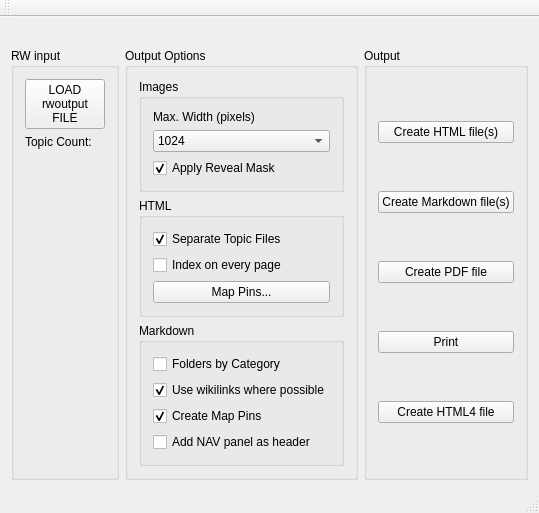
First picture: the form in mainwindow.ui, repository farling42/RWoutput, before the edit.
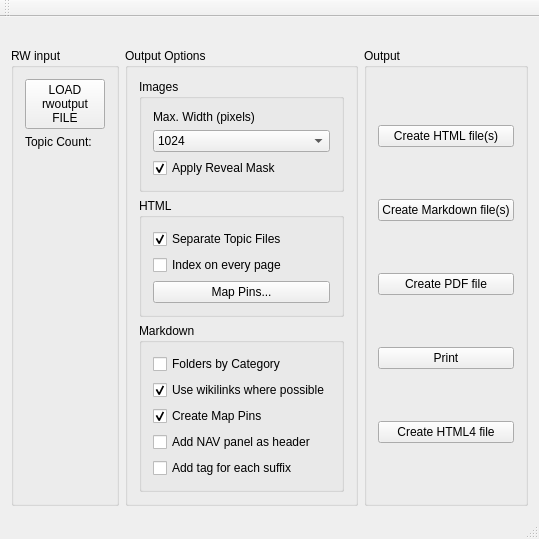
Second picture: the form after the edit. Icons and pictures are not drawn.

```diff
--- a/mainwindow.ui
+++ b/mainwindow.ui
@@ -10,7 +10,7 @@
     <x>0</x>
     <y>0</y>
     <width>465</width>
-    <height>459</height>
+    <height>482</height>
    </rect>
   </property>
   <property name="windowTitle">
@@ -228,6 +228,13 @@
               </property>
              </widget>
             </item>
+            <item>
+             <widget class="QCheckBox" name="tagForEachSuffix">
+              <property name="text">
+               <string>Add tag for each suffix</string>
+              </property>
+             </widget>
+            </item>
            </layout>
           </widget>
          </item>
```
